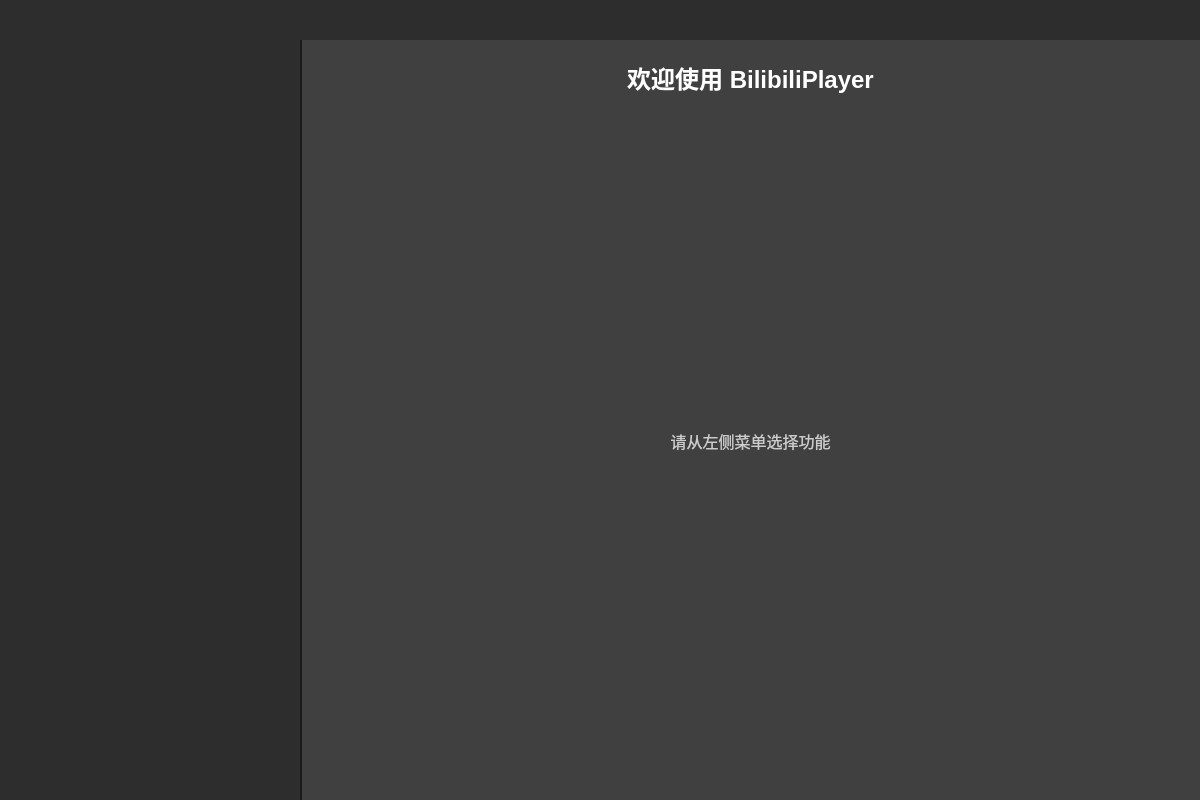
Old version of the form src/ui/main_window.ui in the repository Paindar/BilibiliPlayer.
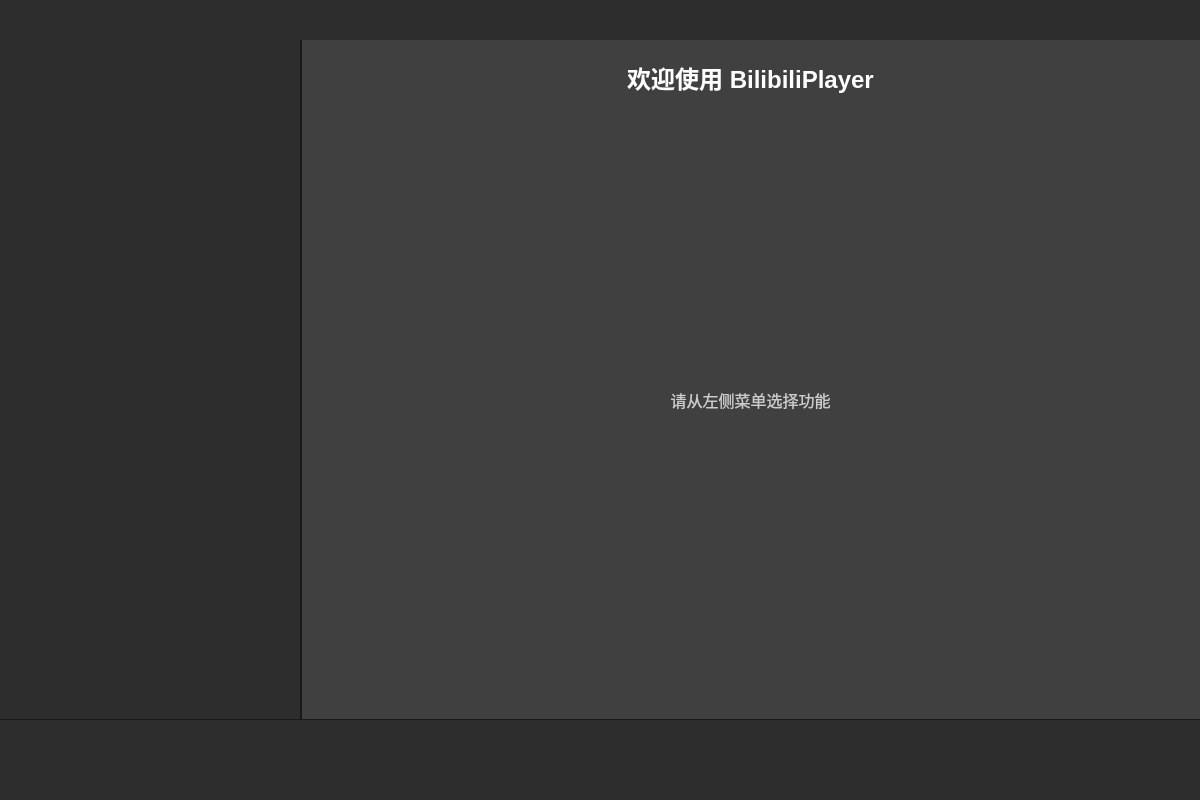
New version of the form.

Commit message: Ad player status bar.

The edit to the form file:
```diff
--- a/src/ui/main_window.ui
+++ b/src/ui/main_window.ui
@@ -226,12 +226,51 @@
             </property>
            </spacer>
           </item>
-         </layout>
-        </widget>
-       </item>
-      </layout>
+        </layout>
+       </widget>
+      </item>
+     </layout>
+    </widget>
+    </item>
+    <item>
+     <widget class="QFrame" name="statusBarSeparator">
+      <property name="minimumSize">
+       <size>
+        <width>0</width>
+        <height>1</height>
+       </size>
+      </property>
+      <property name="maximumSize">
+       <size>
+        <width>16777215</width>
+        <height>1</height>
+       </size>
+      </property>
+      <property name="styleSheet">
+       <string notr="true">QFrame {
+    background-color: #1a1a1a;
+    border: none;
+}</string>
+      </property>
+      <property name="frameShape">
+       <enum>QFrame::Shape::HLine</enum>
+      </property>
+      <property name="frameShadow">
+       <enum>QFrame::Shadow::Plain</enum>
+      </property>
      </widget>
     </item>
+    <item>
+    <widget class="QWidget" name="statusBarPlaceholder" native="true">
+     <property name="minimumSize">
+      <size>
+       <width>0</width>
+       <height>80</height>
+      </size>
+     </property>
+     <layout class="QVBoxLayout" name="statusBarPlaceholderLayout"/>
+    </widget>
+    </item>
    </layout>
   </widget>
  </widget>
```
Left out of the diff: 1 changed line with no effect on the pictures. The commit also changes 28 other files.
